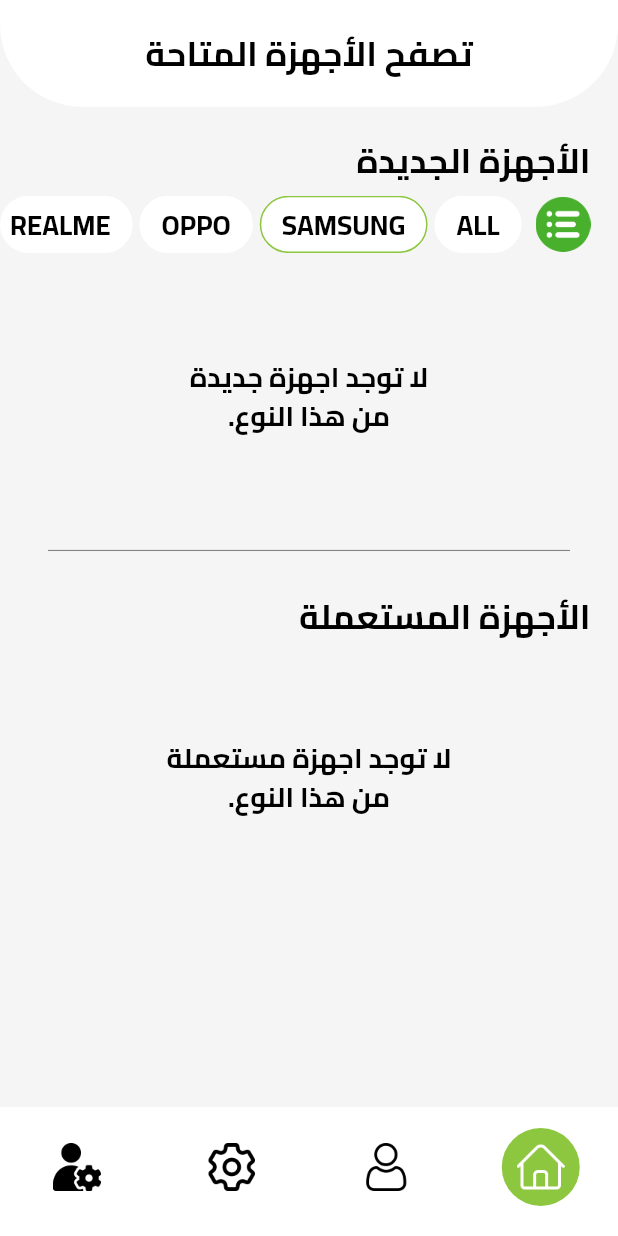
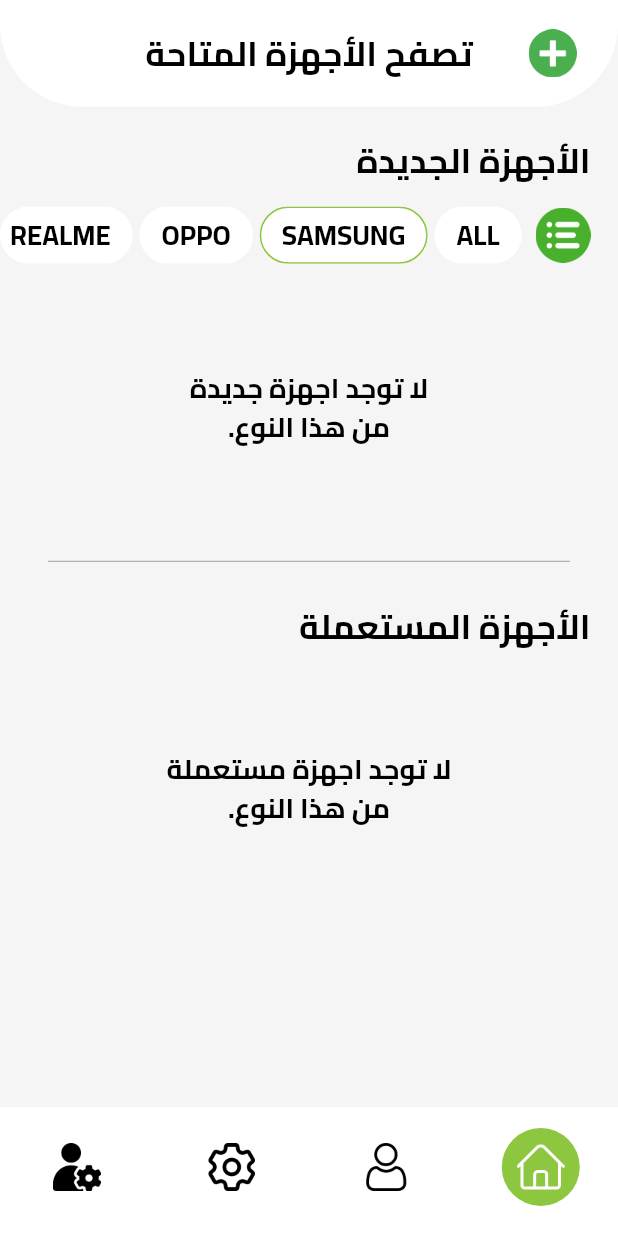
Before and after one commit to ibrahimsiam25/WestElbalad, a Flutter app: the BottomNavBarController screen opened by its route, after a tap on "SAMSUNG", on a phone screen of 412 x 824 dp. Run offline on Flutter 3.47's test engine with Material 3 defaults, Android fonts, the phone set to English and light mode, and no system bars; our stand-ins replace bloc, cached_network_image, cloud_firestore, dartz, firebase_auth, firebase_core and 14 more; missing offline and left inert: svg_flutter; accounts and stored records are empty.

Commit message:
Add Plus Icon and Update Admin View Functionality
- Added a new plus icon asset (`assets/images/plus.png`) and registered it in `AppAssets`.
- Updated `bottom_nav_bar.dart` to correct the import order for `home_view.dart` and `admin_view.dart`.
- Modified `add_in_store_view_body.dart` to conditionally set the phone status based on route arguments and make the field read-only if the status is 'مستعمل'.
- Updated `admin_view_body.dart` to pass route arguments when navigating to `AddInStoreView`.
- Added an "Add" button to `home_appbar.dart` that navigates to `AddInStoreView` with 'مستعمل' as the argument.
- Adjusted spacing and divider thickness in `home_view_body.dart`.
- Updated `main.dart` to ensure Firebase initialization and correct import order.
- Added the `iconsax` package to `pubspec.yaml` and updated `pubspec.lock` accordingly.

```diff
--- a/lib/bottom_nav_bar.dart
+++ b/lib/bottom_nav_bar.dart
@@ -2,8 +2,8 @@ import 'package:flutter/material.dart';
 import 'package:west_elbalad/core/constants/app_assets.dart';
 import 'package:west_elbalad/core/constants/app_colors.dart';
 import 'package:west_elbalad/core/constants/app_consts.dart';
+import 'package:west_elbalad/features/admin/presentation/views/admin_view.dart';
 import 'package:west_elbalad/features/home/presentation/views/home_view.dart';
-import 'package:west_elbalad/features/admin/presentation/views/admin_view.dart';
 import 'package:west_elbalad/features/profile/presentation/views/profile_view.dart';
 import 'package:west_elbalad/features/settings/presentation/views/settings_view.dart';
 
--- a/lib/core/constants/app_assets.dart
+++ b/lib/core/constants/app_assets.dart
@@ -19,4 +19,5 @@ class AppAssets {
   static const admin = "assets/images/admin.png";
   static const gallery = "assets/images/gallery.png";
   static const filter = "assets/images/filter.png";
+  static const add = "assets/images/plus.png";
 }
--- a/lib/features/admin/presentation/views/widgets/chose/admin_view_body.dart
+++ b/lib/features/admin/presentation/views/widgets/chose/admin_view_body.dart
@@ -1,17 +1,20 @@
 import 'package:flutter/material.dart';
+import 'package:flutter_screenutil/flutter_screenutil.dart';
 import 'package:go_router/go_router.dart';
-import '../../../../../../core/utils/app_router.dart';
-import 'package:flutter_screenutil/flutter_screenutil.dart';
 import 'package:west_elbalad/core/constants/app_consts.dart';
 import 'package:west_elbalad/core/widgets/custom_app_bar.dart';
+import 'package:west_elbalad/features/admin/presentation/views/add_in_store_view.dart';
 import 'package:west_elbalad/features/admin/presentation/views/widgets/chose/custom_admin_view_card.dart';
+
+import '../../../../../../core/utils/app_router.dart';
 
 class AdminViewBody extends StatelessWidget {
   const AdminViewBody({super.key});
 
   @override
   Widget build(BuildContext context) {
-    return Column(
+    return SingleChildScrollView(
+      child: Column(
         children: [
           CustomAppBar(
             title: 'المشرف',
@@ -36,7 +39,12 @@ class AdminViewBody extends StatelessWidget {
                 ),
                 CustomAdminViewCard(
                   onPressed: () {
-                  GoRouter.of(context).push(AppRouter.kAddInStoreView);
+                    Navigator.of(context).push(
+                      MaterialPageRoute(
+                        builder: (context) => const AddInStoreView(),
+                        settings: RouteSettings(arguments: 'جديد'),
+                      ),
+                    );
                   },
                   title: "اضافة منتج ",
                 ),
@@ -50,6 +58,7 @@ class AdminViewBody extends StatelessWidget {
             ),
           ),
         ],
+      ),
     );
   }
 }
--- a/lib/features/home/presentation/views/widgets/home_appbar.dart
+++ b/lib/features/home/presentation/views/widgets/home_appbar.dart
@@ -1,8 +1,10 @@
 import 'package:flutter/material.dart';
 import 'package:flutter_screenutil/flutter_screenutil.dart';
+import 'package:west_elbalad/core/constants/app_assets.dart';
 import 'package:west_elbalad/core/constants/app_colors.dart';
 import 'package:west_elbalad/core/constants/app_consts.dart';
 import 'package:west_elbalad/core/utils/app_styles.dart';
+import 'package:west_elbalad/features/admin/presentation/views/add_in_store_view.dart';
 
 class HomeAppbar extends StatelessWidget {
   const HomeAppbar({
@@ -23,9 +25,34 @@ class HomeAppbar extends StatelessWidget {
         children: [
           SafeArea(child: SizedBox(height: 16.0.h)),
           Align(
-            child: Text(
-              'تصفح الأجهزة المتاحة',
-              style: AppStyles.title,
+            child: Row(
+              mainAxisAlignment: MainAxisAlignment.start,
+              children: [
+                SizedBox(width: 24.0.w),
+                InkWell(
+                  onTap: () {
+                    Navigator.of(context).push(
+                      MaterialPageRoute(
+                        builder: (context) => const AddInStoreView(),
+                        settings: RouteSettings(arguments: 'مستعمل'),
+                      ),
+                    );
+                  },
+                  child: Image.asset(
+                    width: 28.0.w,
+                    height: 28.0.w,
+                    AppAssets.add,
+                  ),
+                ),
+                SizedBox(width: 12.0.w),
+                Spacer(),
+                Text(
+                  'تصفح الأجهزة المتاحة',
+                  style: AppStyles.title,
+                ),
+                Spacer(),
+                SizedBox(width: 64.0.w),
+              ],
             ),
           ),
           SizedBox(height: 16.0.h),
--- a/lib/features/home/presentation/views/widgets/home_view_body.dart
+++ b/lib/features/home/presentation/views/widgets/home_view_body.dart
@@ -63,7 +63,7 @@ class HomeViewBody extends StatelessWidget {
                     Column(
                       children: [
                         CustomTitle(title: 'الأجهزة الجديدة'),
-                        SizedBox(height: 6.0.h),
+                        SizedBox(height: 12.0.h),
                         //Filters
                         Filters(
                           phones: phones,
@@ -126,7 +126,7 @@ class HomeViewBody extends StatelessWidget {
                     ),
                     Divider(
                       color: AppColors.darkGrey,
-                      thickness: 0.75,
+                      thickness: 0.5,
                       indent: 32.0,
                       endIndent: 32.0,
                     ),
--- a/pubspec.yaml
+++ b/pubspec.yaml
@@ -48,6 +48,7 @@ dependencies:
   google_sign_in: ^6.2.1
   hive: ^2.2.3
   hive_flutter: ^1.1.0
+  iconsax: ^0.0.8
   image_picker: ^1.1.2
   intl: any
   lottie: ^3.1.2
```
Also changed, not shown: lib/features/admin/presentation/views/widgets/add_in_store/add_in_store_view_body.dart (+9 -1 lines), lib/main.dart (+10 -11 lines), assets/images/plus.png (added), pubspec.lock. Lines whose indentation alone changed are shown as unchanged.
